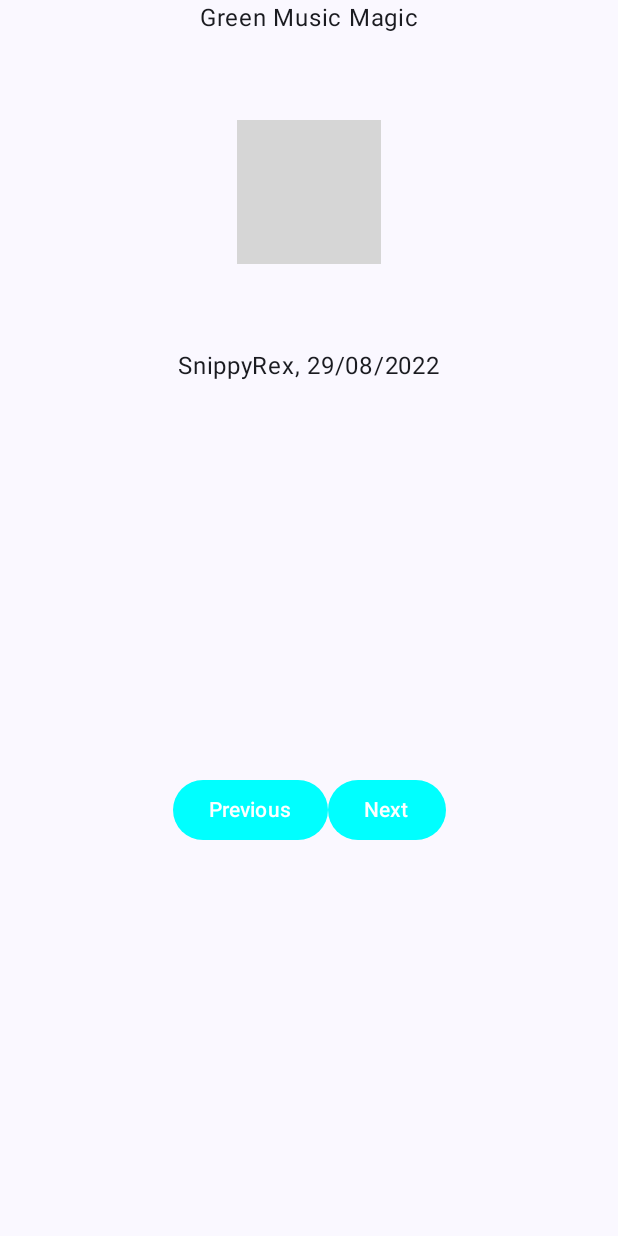
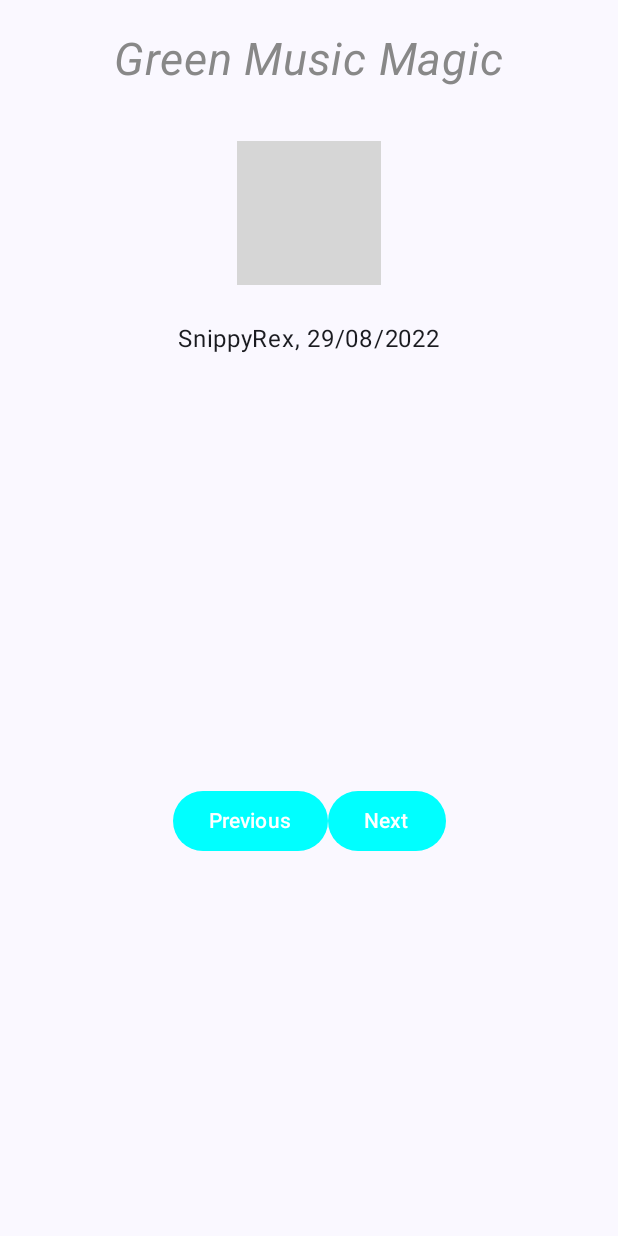
Before and after one commit to FeKent/Art-Space, an Android app built with Jetpack Compose: the screen it shows after launch (MainActivity), on a phone screen of 412 x 824 dp. Run offline under Robolectric (Android 15) with nearby library versions, the phone set to English and light mode, and no system bars; grey boxes are pictures that could not be loaded.

Commit message:
Change styling of UI layout & add functionality to the "Previous" button

```diff
--- a/app/src/main/java/com/example/artspace/MainActivity.kt
+++ b/app/src/main/java/com/example/artspace/MainActivity.kt
@@ -38,6 +38,7 @@ import androidx.compose.ui.unit.sp
 import com.example.artspace.ui.theme.ArtSpaceTheme
 import androidx.compose.runtime.getValue
 import androidx.compose.runtime.setValue
+import androidx.compose.ui.text.font.FontStyle
 
 class MainActivity : ComponentActivity() {
     override fun onCreate(savedInstanceState: Bundle?) {
@@ -86,15 +87,22 @@ fun ArtSpaceLayout(
     artwork: Int,
     contentDescriptionId: Int,
     artworkInfo: Int,
-    onBtnClick: () -> Unit
+    backButton: () -> Unit,
+    nextButton: () -> Unit
 ) {
     Column(
         horizontalAlignment = Alignment.CenterHorizontally,
         verticalArrangement = Arrangement.Center,
         modifier = Modifier.fillMaxSize()
     ) {
-        Text(text = stringResource(artworkTitle))
-        Spacer(modifier = Modifier.height(32.dp))
+        Spacer(modifier = Modifier.height(22.dp))
+        Text(
+            text = stringResource(artworkTitle),
+            fontSize = 30.sp,
+            color = Color.Gray,
+            fontStyle = FontStyle.Italic
+        )
+        Spacer(modifier = Modifier.height(12.dp))
         Image(
             painter = painterResource(artwork),
             contentDescription = stringResource(contentDescriptionId),
@@ -102,22 +110,23 @@ fun ArtSpaceLayout(
                 .wrapContentSize()
                 .padding(24.dp)
         )
+//        Spacer(modifier = Modifier.height(32.dp))
+        Text(text = stringResource(artworkInfo))
         Spacer(modifier = Modifier.height(32.dp))
-        Text(text = stringResource(artworkInfo))
         Row(
             horizontalArrangement = Arrangement.Center,
             verticalAlignment = Alignment.CenterVertically,
             modifier = Modifier.fillMaxSize()
         ) {
             Button(
-                onClick = { onBtnClick() },
+                onClick = { backButton() },
                 colors = ButtonDefaults.buttonColors(Color.Cyan),
                 shape = RoundedCornerShape(48.dp)
             ) {
                 Text(text = "Previous")
             }
             Button(
-                onClick = { onBtnClick() },
+                onClick = { nextButton() },
                 colors = ButtonDefaults.buttonColors(Color.Cyan),
                 shape = RoundedCornerShape(48.dp)
             ) {
@@ -129,27 +138,27 @@ fun ArtSpaceLayout(
     }
 }
 
-@Preview (showBackground = true)
+@Preview(showBackground = true)
 @Composable
 fun ArtSpaceScreen() {
     var currentStep by remember { mutableStateOf(0) }
 
-    val artworkTitle = when (currentStep){
+    val artworkTitle = when (currentStep) {
         0 -> R.string.title_1
         else -> R.string.title_2
     }
 
-    val artwork = when (currentStep){
+    val artwork = when (currentStep) {
         0 -> R.drawable.artwork_1
         else -> R.drawable.artwork_2
     }
 
-    val contentDescriptionId = when (currentStep){
+    val contentDescriptionId = when (currentStep) {
         0 -> R.string.description_1
         else -> R.string.description_2
     }
 
-    val artworkInfo = when (currentStep){
+    val artworkInfo = when (currentStep) {
         0 -> R.string.info_1
         else -> R.string.info_2
     }
@@ -159,6 +168,7 @@ fun ArtSpaceScreen() {
         artwork = artwork,
         contentDescriptionId = contentDescriptionId,
         artworkInfo = artworkInfo,
-        onBtnClick = {currentStep = (currentStep+1).rem(1)}
+        backButton = { currentStep = (currentStep + 1) },
+        nextButton = { currentStep = (currentStep - 1) }
     )
 }
```
